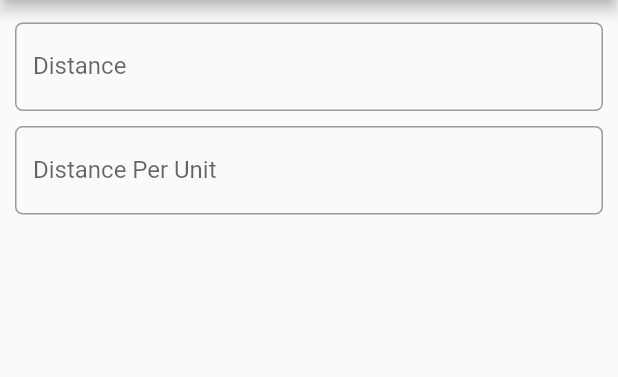
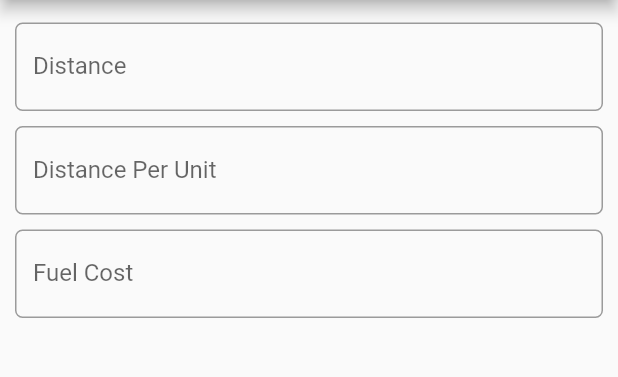
Before and after one commit to devahmedsaleh/trip_cost, a Flutter app: the screen it shows after launch, on a phone screen of 412 x 824 dp, the part 84-461 px from its top. Run offline on Flutter 3.47's test engine with Material 2 defaults, Android fonts, the phone set to English and light mode, and no system bars.

Commit message:
add fuel cost input

```diff
--- a/lib/main.dart
+++ b/lib/main.dart
@@ -34,6 +34,7 @@ class TripForm extends StatefulWidget {
 class _TripFormState extends State<TripForm> {
   var distanceCtrl = TextEditingController();
   var distancePerUnitCtrl = TextEditingController();
+  var fuelCostCtrl = TextEditingController();
 
   @override
   Widget build(BuildContext context) {
@@ -50,6 +51,17 @@ class _TripFormState extends State<TripForm> {
             label: 'Distance Per Unit',
             hint: 'e.g. 17',
             controller: distancePerUnitCtrl,
+          ),
+          Row(
+            children: [
+              Expanded(
+                child: InputText(
+                  label: 'Fuel Cost',
+                  hint: 'e.g. 1.65',
+                  controller: fuelCostCtrl,
+                ),
+              ),
+            ],
           ),
         ],
       ),
```
